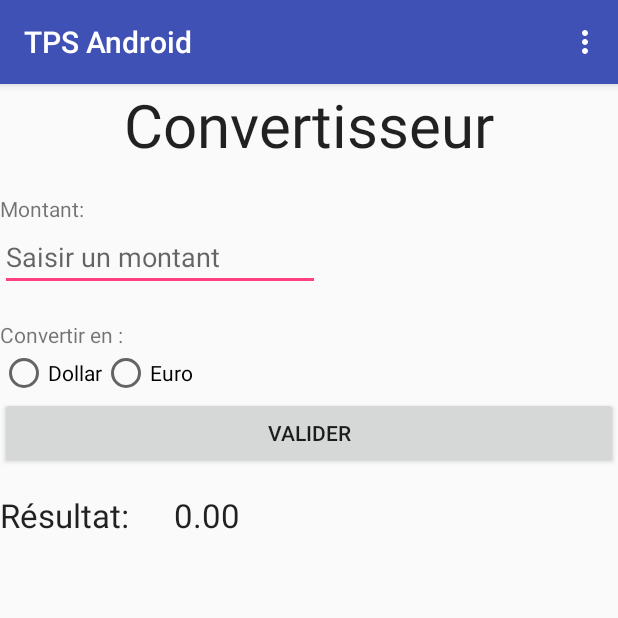
After one commit to aboudouRachidi/TPSAndroid, an Android app: the Convertisseur screen opened directly, with no data from a screen before it, on a phone screen of 412 x 824 dp, the top half of it. The commit adds this screen. Run offline under Robolectric (Android 15) with nearby library versions, the phone set to English and light mode, and no system bars.

Commit message:
convertisseur + menu

```diff
--- a/app/src/main/AndroidManifest.xml
+++ b/app/src/main/AndroidManifest.xml
@@ -1,7 +1,6 @@
 <?xml version="1.0" encoding="utf-8"?>
 <manifest xmlns:android="http://schemas.android.com/apk/res/android"
     package="com.example.rachidi.tpsandroid">
-
     <application
         android:allowBackup="true"
         android:icon="@mipmap/ic_launcher"
@@ -20,6 +19,7 @@
         </activity>
         <activity android:name=".AppelGoogle"></activity>
         <activity android:name=".AppelSqlite"></activity>
+        <activity android:name="tp.synthese.rachidi.tpsandroid.Convertisseur"></activity>
     </application>
 
 </manifest>
--- /dev/null
+++ b/app/src/main/java/tp/synthese/rachidi/tpsandroid/Convertisseur.java
@@ -0,0 +1,217 @@
+package tp.synthese.rachidi.tpsandroid;
+
+import android.content.Intent;
+import android.os.Bundle;
+import android.support.v7.app.AlertDialog;
+import android.support.v7.app.AppCompatActivity;
+import android.view.Menu;
+import android.view.MenuItem;
+import android.view.View;
+import android.widget.Button;
+import android.widget.EditText;
+import android.widget.RadioButton;
+import android.widget.TextView;
+import android.widget.Toast;
+
+import com.example.rachidi.tpsandroid.AppelGoogle;
+import com.example.rachidi.tpsandroid.AppelSqlite;
+import com.example.rachidi.tpsandroid.MainActivity;
+import com.example.rachidi.tpsandroid.R;
+
+/**
+ * Created by RACHIDI on 21/11/2016.
+ */
+
+public class Convertisseur extends AppCompatActivity {
+
+    // Bouton de conversion
+    Button btnConvertir;
+    // EditText de saisi de montant
+    EditText editTextMontant;
+    //radio button pour choisir la devise de la conversion
+    RadioButton radioDollar;
+    RadioButton radioEuro;
+    // Texte du résultat
+    TextView textViewResult;
+
+
+
+
+    @Override
+    protected void onCreate(Bundle savedInstanceState) {
+        super.onCreate(savedInstanceState);
+        setContentView(R.layout.activity_convertisseur);
+
+
+        // On instancie nos éléments avec leur id de la vue
+        editTextMontant = (EditText) findViewById(R.id.editTextMontant);
+        radioEuro = (RadioButton) findViewById(R.id.radioEuro);
+        radioDollar = (RadioButton) findViewById(R.id.radioDollar);
+        textViewResult = (TextView) findViewById(R.id.textViewResult);
+        btnConvertir = (Button) findViewById(R.id.btnConvertir);
+
+
+
+        radioDollar.setOnClickListener(new View.OnClickListener() {
+            @Override
+            public void onClick(View v) {
+                radioEuro.setChecked(false);
+            }
+        });
+        radioEuro.setOnClickListener(new View.OnClickListener() {
+            @Override
+            public void onClick(View v) {
+                radioDollar.setChecked(false);
+            }
+        });
+        btnConvertir.setOnClickListener(new View.OnClickListener() {
+            public void onClick(View v) {
+
+                if(editTextMontant.getText().toString().isEmpty())
+                {
+					/* Si le contenu est vide alors on affiche un toast qui
+					 * nous demande de remplir le champ
+					 */
+                    Toast.makeText(getBaseContext(), "Veuillez remplir un montant", Toast.LENGTH_SHORT).show();
+                }
+                else
+                    if(radioDollar.isChecked() == true || radioEuro.isChecked() == true) {
+                        // On éxécute l'algorithme de conversion
+                        conversion();
+                    }else {
+                        Toast.makeText(getBaseContext(), "Veuillez cocher la devise de la conversion", Toast.LENGTH_SHORT).show();
+                    }
+            }
+        });
+
+    }
+    /*********************************************************************
+     *********************************************************************
+     ********************Algorithme de conversion**************************
+     *********************************************************************/
+
+    public void conversion()
+    {
+        // On déclare nos variables utile à la fonction
+        // Multiplicateur pour conversion en euro
+        double dollar = 1.06295;
+        // Multiplicateur pour conversion en dollar
+        double euro = 0.940774;
+        // Montant de la l'EditText avec conversion en type double
+        double montant = Double.parseDouble(editTextMontant.getText().toString());
+        // Résultat de la conversion
+        double result;
+
+        // Si le bouton radio euro est activé alors ...
+        if(radioEuro.isChecked())
+        {
+            // Résultat égale montant * par la valeur en euro
+            result = montant * euro;
+            // Changement du text de la textView pour affiche le résultat
+            textViewResult.setText(result + "" + " €");
+        }
+        // Si c'est le bouton dollar qui est activé
+        else
+        {
+            // Résultat égale montant * par la valeur en dollar
+            result = montant * dollar;
+            // Changement du text de la textView pour affiche le résultat
+            textViewResult.setText(result + "" + " $");
+        }
+    }
+    /*********************************************************************
+     *********************************************************************
+     **********************CREATION D'UN ALERTDIALOG*****************************
+     *********************************************************************/
+    public void showMessage(String title, String message){
+        AlertDialog.Builder builder = new AlertDialog.Builder(this);
+        builder.setCancelable(true);
+        builder.setTitle(title);
+        builder.setMessage(message);
+        builder.show();
+    }
+    /*********************************************************************
+     *********************************************************************
+     **********************CREATION D'UN MENU*****************************
+     *********************************************************************/
+    @Override
+    public boolean onCreateOptionsMenu(Menu menu) {
+        // Inflate the menu; this adds items to the action bar if it is present.
+        getMenuInflater().inflate(R.menu.menu_main, menu);
+        return true;
+    }
+
+    @Override
+    public boolean onOptionsItemSelected(MenuItem item) {
+        TextView message = (TextView) findViewById(R.id.textViewMessage);
+        switch (item.getItemId()) {
+
+            case R.id.action_accueil:
+
+                Toast.makeText(getBaseContext(),"Vous avez choisi l' "+item.getTitle(), Toast.LENGTH_LONG).show();
+
+                Intent accueil = new Intent(this, MainActivity.class);
+
+                startActivity(accueil);
+
+                return true;
+
+            case R.id.action_google:
+
+                Toast.makeText(getBaseContext(),"Vous avez choisi le "+item.getTitle(), Toast.LENGTH_LONG).show();
+
+                Intent google = new Intent(this, AppelGoogle.class);
+
+                startActivity(google);
+
+                return true;
+
+            case R.id.action_tp4:
+
+                Toast.makeText(getBaseContext(),"Vous avez choisi le "+item.getTitle(), Toast.LENGTH_LONG).show();
+
+                Intent sqlite = new Intent(this, AppelSqlite.class);
+
+                startActivity(sqlite);
+                return true;
+
+            case R.id.action_tpSynthese:
+
+                Toast.makeText(getBaseContext(),"Vous avez choisi le "+item.getTitle(), Toast.LENGTH_LONG).show();
+
+                Intent tpSyntheseConvertisseur = new Intent(this, Convertisseur.class);
+
+                startActivity(tpSyntheseConvertisseur);
+                return true;
+
+            case R.id.action_help:
+
+                Toast.makeText(getBaseContext(),"Cet interface vous permet de convertir en Euro <-> Dollar !", Toast.LENGTH_LONG).show();
+
+                return true;
+
+            case R.id.action_quitter:
+
+                Toast.makeText(getBaseContext(),"A bientôt !", Toast.LENGTH_LONG).show();
+                System.exit(0);
+                return true;
+
+            case R.id.action_settings:
+
+                Toast.makeText(getBaseContext(),"Vous avez choisi l'item "+item.getTitle(), Toast.LENGTH_LONG).show();
+
+                return true;
+
+        }
+
+        return false;
+        /*int id = item.getItemId();
+
+        //noinspection SimplifiableIfStatement
+        if (id == R.id.action_settings) {
+            return true;
+        }
+
+        return super.onOptionsItemSelected(item);*/
+    }
+}
--- /dev/null
+++ b/app/src/main/res/layout/activity_convertisseur.xml
@@ -0,0 +1,84 @@
+<?xml version="1.0" encoding="utf-8"?>
+<RelativeLayout xmlns:android="http://schemas.android.com/apk/res/android"
+    xmlns:tools="http://schemas.android.com/tools"
+    android:orientation="vertical" android:layout_width="match_parent"
+    android:layout_height="match_parent">
+    <TextView
+        android:id="@+id/textViewTitle"
+        android:textSize="40sp"
+        android:textAlignment="center"
+        android:layout_width="fill_parent"
+        android:layout_height="wrap_content"
+        android:layout_alignParentTop="true"
+        android:layout_centerHorizontal="true"
+        android:text="Convertisseur"
+        android:textAppearance="?android:attr/textAppearanceLarge"
+        />
+
+
+    <TextView
+        android:id="@+id/textViewMontant"
+        android:layout_width="wrap_content"
+        android:layout_height="wrap_content"
+        android:layout_below="@+id/textViewTitle"
+        android:layout_marginTop="19dp"
+        android:text="Montant:" />
+
+    <EditText
+        android:id="@+id/editTextMontant"
+        android:layout_width="wrap_content"
+        android:layout_height="wrap_content"
+        android:ems="10"
+        android:hint="Saisir un montant"
+        android:inputType="numberDecimal"
+        android:layout_below="@+id/textViewMontant"
+        android:layout_alignParentStart="true">
+        <requestFocus />
+    </EditText>
+    <TextView
+        android:id="@+id/textViewTypeConvert"
+        android:layout_width="wrap_content"
+        android:layout_height="wrap_content"
+        android:layout_below="@+id/editTextMontant"
+        android:layout_marginTop="19dp"
+        android:text="Convertir en :" />
+    <RadioButton
+        android:id="@+id/radioDollar"
+        android:layout_width="wrap_content"
+        android:layout_height="wrap_content"
+        android:layout_below="@+id/textViewTypeConvert"
+        android:text="Dollar" />
+    <RadioButton
+        android:id="@+id/radioEuro"
+        android:layout_width="wrap_content"
+        android:layout_height="wrap_content"
+        android:layout_below="@+id/textViewTypeConvert"
+        android:layout_toRightOf="@+id/radioDollar"
+        android:text="Euro" />
+    <Button
+        android:id="@+id/btnConvertir"
+        android:layout_width="fill_parent"
+        android:layout_height="wrap_content"
+        android:layout_below="@+id/radioDollar"
+        android:text="Valider"/>
+
+    <TextView
+        android:id="@+id/textViewResultTitle"
+        android:layout_width="wrap_content"
+        android:layout_height="wrap_content"
+        android:layout_below="@+id/btnConvertir"
+        android:layout_marginTop="16dp"
+        android:text="Résultat:"
+        android:textAppearance="?android:attr/textAppearanceLarge"/>
+
+    <TextView
+        android:id="@+id/textViewResult"
+        android:layout_width="wrap_content"
+        android:layout_height="wrap_content"
+        android:layout_marginTop="16dp"
+        android:layout_below="@+id/btnConvertir"
+        android:layout_toRightOf="@+id/textViewResultTitle"
+        android:layout_marginLeft="30dp"
+        android:text="0.00"
+        android:textAppearance="?android:attr/textAppearanceLarge" />
+</RelativeLayout>
--- a/app/src/main/res/menu/menu_main.xml
+++ b/app/src/main/res/menu/menu_main.xml
@@ -2,6 +2,10 @@
     xmlns:app="http://schemas.android.com/apk/res-auto"
     xmlns:tools="http://schemas.android.com/tools"
     tools:context="com.example.rachidi.tpsandroid.MainActivity">
+    <item
+        android:id="@+id/action_accueil"
+        android:orderInCategory="100"
+        android:title="Accueil" />
     <item
         android:id="@+id/action_google"
         android:orderInCategory="100"
@@ -11,9 +15,17 @@
         android:orderInCategory="100"
         android:title="TP n°4 SQLITE" />
     <item
+        android:id="@+id/action_tpSynthese"
+        android:orderInCategory="100"
+        android:title="TP SYNTHESE" />
+    <item
         android:id="@+id/action_help"
         android:orderInCategory="100"
         android:title="Aide" />
+    <item
+        android:id="@+id/action_quitter"
+        android:orderInCategory="100"
+        android:title="Quitter" />
     <item
         android:id="@+id/action_settings"
         android:orderInCategory="100"
```
Also changed, not shown: app/src/main/java/com/example/rachidi/tpsandroid/AppelGoogle.java (+89 -0 lines), app/src/main/java/com/example/rachidi/tpsandroid/AppelSqlite.java (+95 -1 lines), app/src/main/java/com/example/rachidi/tpsandroid/MainActivity.java (+34 -1 lines).
